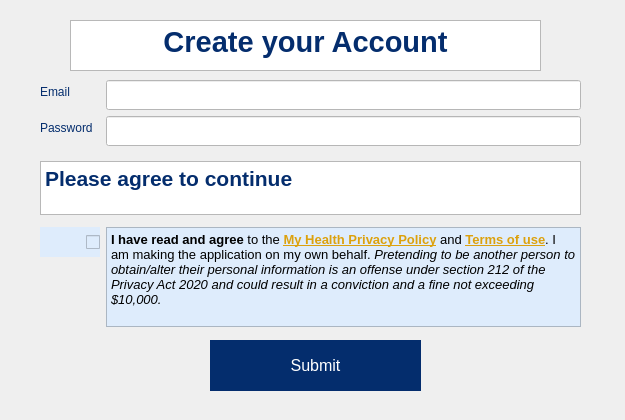
maria-gedye/QTapp, file MCR-app/signupdialog.ui: the form before one commit.
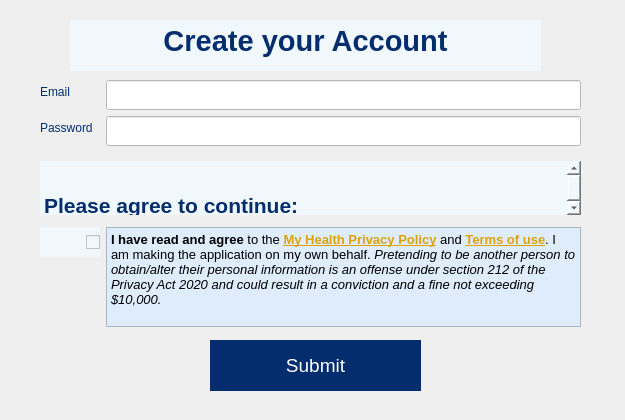
The form after the commit.

Patch:
```diff
--- a/MCR-app/signupdialog.ui
+++ b/MCR-app/signupdialog.ui
@@ -87,12 +87,17 @@
         <pointsize>18</pointsize>
        </font>
       </property>
+      <property name="styleSheet">
+       <string notr="true">border:none;
+background-color: rgb(240, 248, 253);</string>
+      </property>
       <property name="html">
        <string>&lt;!DOCTYPE HTML PUBLIC &quot;-//W3C//DTD HTML 4.0//EN&quot; &quot;http://www.w3.org/TR/REC-html40/strict.dtd&quot;&gt;
 &lt;html&gt;&lt;head&gt;&lt;meta name=&quot;qrichtext&quot; content=&quot;1&quot; /&gt;&lt;style type=&quot;text/css&quot;&gt;
 p, li { white-space: pre-wrap; }
-&lt;/style&gt;&lt;/head&gt;&lt;body style=&quot; font-family:'MS Shell Dlg 2'; font-size:18pt; font-weight:400; font-style:normal;&quot;&gt;
-&lt;p style=&quot; margin-top:0px; margin-bottom:0px; margin-left:0px; margin-right:0px; -qt-block-indent:0; text-indent:0px;&quot;&gt;&lt;span style=&quot; font-family:'.AppleSystemUIFont'; font-size:16pt; font-weight:600; color:#042d6d;&quot;&gt;Please agree to continue&lt;/span&gt;&lt;/p&gt;&lt;/body&gt;&lt;/html&gt;</string>
+&lt;/style&gt;&lt;/head&gt;&lt;body style=&quot; font-family:'.AppleSystemUIFont'; font-size:18pt; font-weight:400; font-style:normal;&quot;&gt;
+&lt;p style=&quot;-qt-paragraph-type:empty; margin-top:0px; margin-bottom:0px; margin-left:0px; margin-right:0px; -qt-block-indent:0; text-indent:0px;&quot;&gt;&lt;br /&gt;&lt;/p&gt;
+&lt;p style=&quot; margin-top:0px; margin-bottom:0px; margin-left:0px; margin-right:0px; -qt-block-indent:0; text-indent:0px;&quot;&gt;&lt;span style=&quot; font-size:16pt; font-weight:600; color:#042d6d;&quot;&gt;Please agree to continue:&lt;/span&gt;&lt;/p&gt;&lt;/body&gt;&lt;/html&gt;</string>
       </property>
      </widget>
     </item>
@@ -119,9 +124,9 @@
          <colorrole role="Button">
           <brush brushstyle="SolidPattern">
            <color alpha="255">
-            <red>222</red>
-            <green>236</green>
-            <blue>252</blue>
+            <red>240</red>
+            <green>248</green>
+            <blue>253</blue>
            </color>
           </brush>
          </colorrole>
@@ -146,18 +151,18 @@
          <colorrole role="Base">
           <brush brushstyle="SolidPattern">
            <color alpha="255">
-            <red>222</red>
-            <green>236</green>
-            <blue>252</blue>
+            <red>240</red>
+            <green>248</green>
+            <blue>253</blue>
            </color>
           </brush>
          </colorrole>
          <colorrole role="Window">
           <brush brushstyle="SolidPattern">
            <color alpha="255">
-            <red>222</red>
-            <green>236</green>
-            <blue>252</blue>
+            <red>240</red>
+            <green>248</green>
+            <blue>253</blue>
            </color>
           </brush>
          </colorrole>
@@ -184,9 +189,9 @@
          <colorrole role="Button">
           <brush brushstyle="SolidPattern">
            <color alpha="255">
-            <red>222</red>
-            <green>236</green>
-            <blue>252</blue>
+            <red>240</red>
+            <green>248</green>
+            <blue>253</blue>
            </color>
           </brush>
          </colorrole>
@@ -211,18 +216,18 @@
          <colorrole role="Base">
           <brush brushstyle="SolidPattern">
            <color alpha="255">
-            <red>222</red>
-            <green>236</green>
-            <blue>252</blue>
+            <red>240</red>
+            <green>248</green>
+            <blue>253</blue>
            </color>
           </brush>
          </colorrole>
          <colorrole role="Window">
           <brush brushstyle="SolidPattern">
            <color alpha="255">
-            <red>222</red>
-            <green>236</green>
-            <blue>252</blue>
+            <red>240</red>
+            <green>248</green>
+            <blue>253</blue>
            </color>
           </brush>
          </colorrole>
@@ -249,9 +254,9 @@
          <colorrole role="Button">
           <brush brushstyle="SolidPattern">
            <color alpha="255">
-            <red>222</red>
-            <green>236</green>
-            <blue>252</blue>
+            <red>240</red>
+            <green>248</green>
+            <blue>253</blue>
            </color>
           </brush>
          </colorrole>
@@ -276,18 +281,18 @@
          <colorrole role="Base">
           <brush brushstyle="SolidPattern">
            <color alpha="255">
-            <red>222</red>
-            <green>236</green>
-            <blue>252</blue>
+            <red>240</red>
+            <green>248</green>
+            <blue>253</blue>
            </color>
           </brush>
          </colorrole>
          <colorrole role="Window">
           <brush brushstyle="SolidPattern">
            <color alpha="255">
-            <red>222</red>
-            <green>236</green>
-            <blue>252</blue>
+            <red>240</red>
+            <green>248</green>
+            <blue>253</blue>
            </color>
           </brush>
          </colorrole>
@@ -311,7 +316,7 @@
       </property>
       <property name="styleSheet">
        <string notr="true">color: rgb(255, 255, 255);
-background-color: rgb(222, 236, 252);</string>
+background-color: rgb(240, 248, 253);</string>
       </property>
       <property name="text">
        <string/>
@@ -392,7 +397,7 @@
    </property>
    <property name="font">
     <font>
-     <pointsize>12</pointsize>
+     <pointsize>14</pointsize>
      <weight>50</weight>
      <bold>false</bold>
     </font>
@@ -428,12 +433,16 @@
      <pointsize>22</pointsize>
     </font>
    </property>
+   <property name="styleSheet">
+    <string notr="true">border:none;
+background-color: rgb(240, 248, 253);</string>
+   </property>
    <property name="html">
     <string>&lt;!DOCTYPE HTML PUBLIC &quot;-//W3C//DTD HTML 4.0//EN&quot; &quot;http://www.w3.org/TR/REC-html40/strict.dtd&quot;&gt;
 &lt;html&gt;&lt;head&gt;&lt;meta name=&quot;qrichtext&quot; content=&quot;1&quot; /&gt;&lt;style type=&quot;text/css&quot;&gt;
 p, li { white-space: pre-wrap; }
-&lt;/style&gt;&lt;/head&gt;&lt;body style=&quot; font-family:'MS Shell Dlg 2'; font-size:22pt; font-weight:400; font-style:normal;&quot;&gt;
-&lt;p align=&quot;center&quot; style=&quot; margin-top:0px; margin-bottom:0px; margin-left:0px; margin-right:0px; -qt-block-indent:0; text-indent:0px;&quot;&gt;&lt;span style=&quot; font-family:'.AppleSystemUIFont'; font-weight:600; color:#042d6d;&quot;&gt;Create your Account&lt;/span&gt;&lt;/p&gt;&lt;/body&gt;&lt;/html&gt;</string>
+&lt;/style&gt;&lt;/head&gt;&lt;body style=&quot; font-family:'.AppleSystemUIFont'; font-size:22pt; font-weight:400; font-style:normal;&quot;&gt;
+&lt;p align=&quot;center&quot; style=&quot; margin-top:0px; margin-bottom:0px; margin-left:0px; margin-right:0px; -qt-block-indent:0; text-indent:0px;&quot;&gt;&lt;span style=&quot; font-weight:600; color:#042d6d;&quot;&gt;Create your Account&lt;/span&gt;&lt;/p&gt;&lt;/body&gt;&lt;/html&gt;</string>
    </property>
   </widget>
  </widget>
```
Left out of the diff: 4 changed lines with no effect on the pictures.
